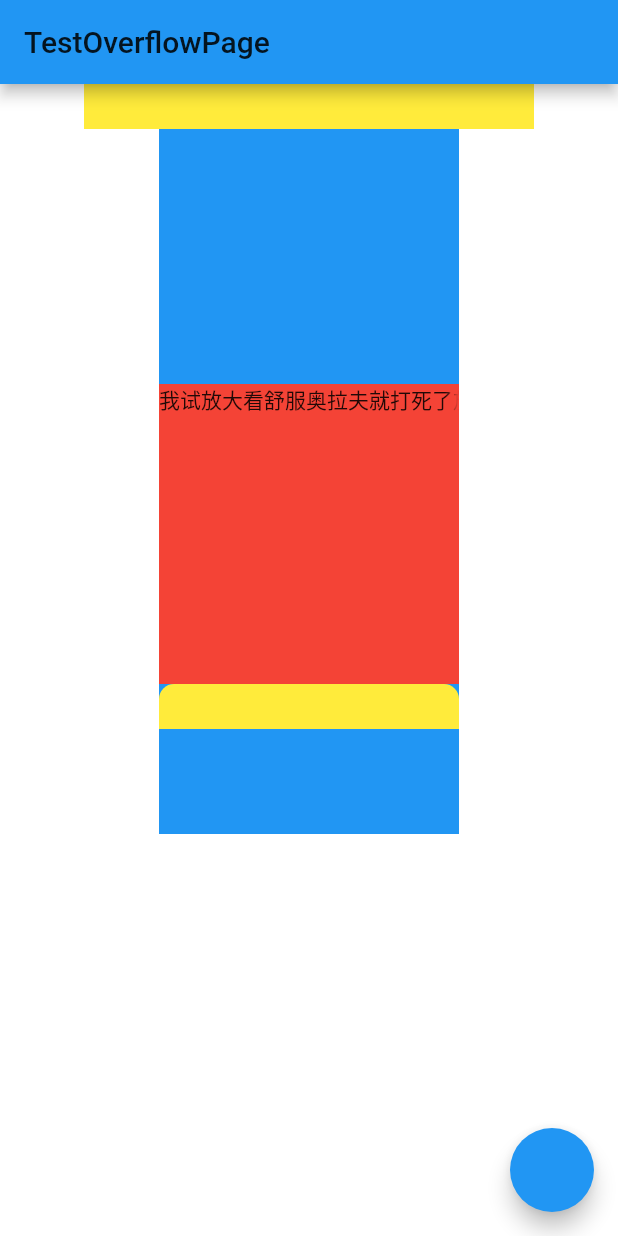
After one commit to qqzhao/flutterDemos, a Flutter app: the TestOverflowPage screen opened directly, on a phone screen of 412 x 824 dp. The commit adds this screen. Run offline on Flutter 3.47's test engine with Material 2 defaults, Android fonts, the phone set to English and light mode, and no system bars; our stand-ins replace connectivity, device_info, flutter_svg; missing offline and left inert: gbk2utf8, mutex, objectdb; Roboto replaces fonts that are missing (rokkittFamily).

Commit message:
add TestOverflowPage.

```diff
--- a/lib/config/router_config.dart
+++ b/lib/config/router_config.dart
@@ -27,6 +27,7 @@ import 'package:hello/home/base/scroll_view/list_view_1.dart';
 import 'package:hello/home/base/scroll_view/list_view_2.dart';
 import 'package:hello/home/base/scroll_view/nested_scroll_view.dart';
 import 'package:hello/home/base/scroll_view/nested_scroll_view2.dart';
+import 'package:hello/home/base/scroll_view/overflow_page.dart';
 import 'package:hello/home/base/test_box.dart';
 import 'package:hello/home/base/test_mutex_page.dart';
 import 'package:hello/home/base/textfield.dart';
@@ -71,6 +72,7 @@ List<dynamic> _globalRouters = [
     MyRouter(name: 'scroll/nestedScrollview', routeName: '/base/scroll/nestedScrollview', widget: new TestNestScrollViewDemo()),
     MyRouter(name: 'scroll/nestedScrollview2', routeName: '/base/scroll/nestedScrollview2', widget: new TestNestScrollViewDemo2()),
     MyRouter(name: 'image/imageProvider', routeName: '/base/image/imageProvider', widget: new ImageProviderPage()),
+    MyRouter(name: 'overflow', routeName: '/base/overflow', widget: new TestOverflowPage()),
   ]),
   MyRouterList(name: 'Animation', lists: [
     MyRouter(name: 'animation', widget: new AnimationPage()),
--- a/lib/home/base/fitText/baseText.dart
+++ b/lib/home/base/fitText/baseText.dart
@@ -25,7 +25,7 @@ class _BaseTextWidthPageState extends State<BaseTextWidthPage> {
     String test1 = 'We\'re going to visit Paris.';
     var test1Buffer = latin1.encode(test1);
     print('test1Buffer = $test1Buffer');
-    var test2 = gbk2utf8.gbk.decode(test1Buffer);
+    var test2 = gbk2utf8.decodeGbk(test1Buffer);
     print('test2 = $test2');
     try {
       var test2Buffer = latin1.encode(test2);
--- /dev/null
+++ b/lib/home/base/scroll_view/overflow_page.dart
@@ -0,0 +1,88 @@
+import 'package:flutter/material.dart';
+
+class TestOverflowPage extends StatefulWidget {
+  @override
+  _TestOverflowPageState createState() => _TestOverflowPageState();
+}
+
+class _TestOverflowPageState extends State<TestOverflowPage> {
+  bool overFlowValue = true;
+  void _floatButtonClicked() {
+    print('_floatButtonClicked');
+    overFlowValue = !overFlowValue;
+    setState(() {});
+  }
+
+  @override
+  Widget build(BuildContext context) {
+    return SafeArea(
+      child: Scaffold(
+        appBar: AppBar(
+          title: Text('TestOverflowPage'),
+        ),
+        body: Container(
+          width: double.infinity,
+          height: double.infinity,
+          color: Colors.white,
+          child: Center(
+            child: Column(
+              children: <Widget>[
+                Container(
+                  width: 200.0,
+                  height: 200.0,
+                  color: Colors.blue,
+                  child: Stack(
+                    overflow: overFlowValue ? Overflow.visible : Overflow.clip,
+                    children: <Widget>[
+                      Positioned(
+                        left: -50.0,
+                        child: Container(
+                          width: 300.0,
+                          height: 30.0,
+                          color: Colors.yellow,
+                        ),
+                      )
+                    ],
+                  ),
+                ),
+                Container(
+                  width: 200.0,
+                  height: 200.0,
+                  color: Colors.red,
+                  child: Text(
+                    '我试放大看舒服奥拉夫就打死了放大看世纪东方拉扣几分的啦放假啊六块腹肌大理石空间发的撒六块腹肌',
+//                    maxLines: 1,
+                    softWrap: false,
+                    overflow: TextOverflow.fade,
+                  ),
+                ),
+                Container(
+                  width: 200.0,
+                  height: 100.0,
+                  color: Colors.blue,
+                  child: ClipRRect(
+                    borderRadius: BorderRadius.all(Radius.circular(10.0)),
+                    child: Stack(
+                      overflow: overFlowValue ? Overflow.visible : Overflow.clip,
+                      children: <Widget>[
+                        Positioned(
+                          left: -50.0,
+                          child: Container(
+                            width: 300.0,
+                            height: 30.0,
+                            color: Colors.yellow,
+                          ),
+                        )
+                      ],
+                    ),
+                  ),
+                ),
+              ],
+            ),
+          ),
+        ),
+        floatingActionButton: FloatingActionButton(onPressed: _floatButtonClicked),
+      ),
+    );
+  }
+}
```
Also changed, not shown: 2 other files.
